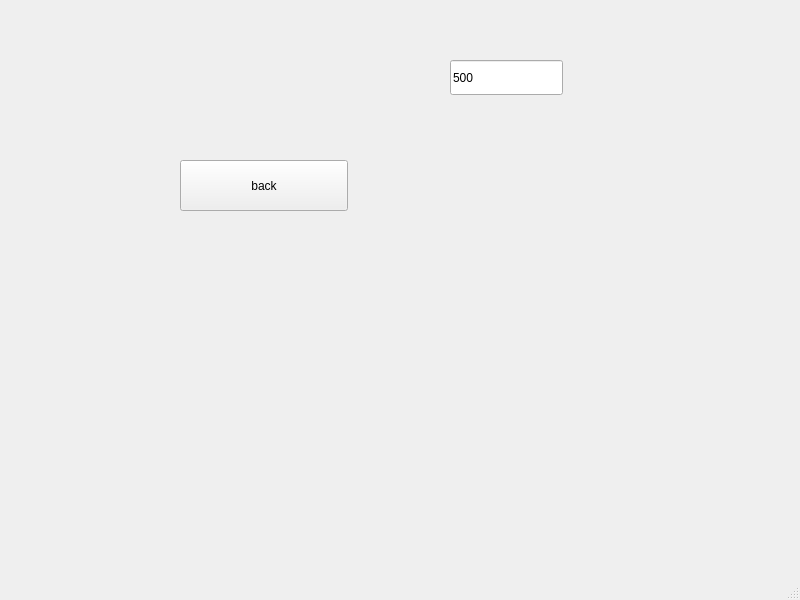
Qt form GUI/SecondWindow.ui (benediktjaist/BA_DEM) before a commit.
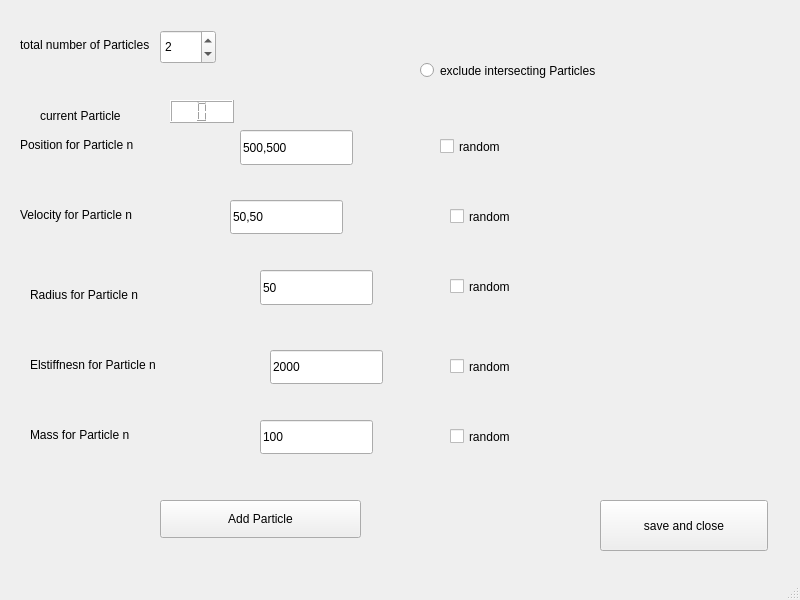
The same form after that commit.

What changed in the file:
```diff
--- a/GUI/SecondWindow.ui
+++ b/GUI/SecondWindow.ui
@@ -17,39 +17,309 @@
    <widget class="QPushButton" name="back">
     <property name="geometry">
      <rect>
-      <x>180</x>
-      <y>160</y>
+      <x>600</x>
+      <y>500</y>
       <width>168</width>
       <height>51</height>
      </rect>
     </property>
     <property name="text">
-     <string>back</string>
+     <string>save and close</string>
     </property>
    </widget>
    <widget class="QLineEdit" name="lineEdit">
     <property name="geometry">
      <rect>
-      <x>450</x>
-      <y>60</y>
+      <x>240</x>
+      <y>130</y>
       <width>113</width>
       <height>35</height>
      </rect>
     </property>
     <property name="text">
-     <string>500</string>
+     <string>500,500</string>
     </property>
    </widget>
-  </widget>
-  <widget class="QMenuBar" name="menubar">
-   <property name="geometry">
-    <rect>
-     <x>0</x>
-     <y>0</y>
-     <width>800</width>
-     <height>43</height>
-    </rect>
-   </property>
+   <widget class="QLineEdit" name="velocity">
+    <property name="geometry">
+     <rect>
+      <x>230</x>
+      <y>200</y>
+      <width>113</width>
+      <height>34</height>
+     </rect>
+    </property>
+    <property name="text">
+     <string>50,50</string>
+    </property>
+   </widget>
+   <widget class="QSpinBox" name="n_Particles">
+    <property name="geometry">
+     <rect>
+      <x>160</x>
+      <y>30</y>
+      <width>56</width>
+      <height>34</height>
+     </rect>
+    </property>
+    <property name="minimum">
+     <number>1</number>
+    </property>
+    <property name="value">
+     <number>2</number>
+    </property>
+   </widget>
+   <widget class="QLabel" name="n_Particles_lab">
+    <property name="geometry">
+     <rect>
+      <x>20</x>
+      <y>30</y>
+      <width>141</width>
+      <height>29</height>
+     </rect>
+    </property>
+    <property name="text">
+     <string>total number of Particles</string>
+    </property>
+   </widget>
+   <widget class="QLabel" name="pos_lab">
+    <property name="geometry">
+     <rect>
+      <x>20</x>
+      <y>130</y>
+      <width>231</width>
+      <height>29</height>
+     </rect>
+    </property>
+    <property name="frameShape">
+     <enum>QFrame::NoFrame</enum>
+    </property>
+    <property name="text">
+     <string>Position for Particle n</string>
+    </property>
+   </widget>
+   <widget class="QLabel" name="vel_lab">
+    <property name="geometry">
+     <rect>
+      <x>20</x>
+      <y>200</y>
+      <width>231</width>
+      <height>29</height>
+     </rect>
+    </property>
+    <property name="text">
+     <string>Velocity for Particle n</string>
+    </property>
+   </widget>
+   <widget class="QLabel" name="rad_lab">
+    <property name="geometry">
+     <rect>
+      <x>30</x>
+      <y>280</y>
+      <width>231</width>
+      <height>29</height>
+     </rect>
+    </property>
+    <property name="text">
+     <string>Radius for Particle n</string>
+    </property>
+   </widget>
+   <widget class="QLineEdit" name="radius">
+    <property name="geometry">
+     <rect>
+      <x>260</x>
+      <y>270</y>
+      <width>113</width>
+      <height>35</height>
+     </rect>
+    </property>
+    <property name="text">
+     <string>50</string>
+    </property>
+   </widget>
+   <widget class="QLabel" name="stiffnes_lab">
+    <property name="geometry">
+     <rect>
+      <x>30</x>
+      <y>350</y>
+      <width>231</width>
+      <height>29</height>
+     </rect>
+    </property>
+    <property name="text">
+     <string>Elstiffnesn for Particle n</string>
+    </property>
+   </widget>
+   <widget class="QLineEdit" name="stiffnes">
+    <property name="geometry">
+     <rect>
+      <x>270</x>
+      <y>350</y>
+      <width>113</width>
+      <height>34</height>
+     </rect>
+    </property>
+    <property name="text">
+     <string>2000</string>
+    </property>
+   </widget>
+   <widget class="QLineEdit" name="mass">
+    <property name="geometry">
+     <rect>
+      <x>260</x>
+      <y>420</y>
+      <width>113</width>
+      <height>34</height>
+     </rect>
+    </property>
+    <property name="text">
+     <string>100</string>
+    </property>
+   </widget>
+   <widget class="QLabel" name="mass_lab">
+    <property name="geometry">
+     <rect>
+      <x>30</x>
+      <y>420</y>
+      <width>231</width>
+      <height>29</height>
+     </rect>
+    </property>
+    <property name="text">
+     <string>Mass for Particle n</string>
+    </property>
+   </widget>
+   <widget class="QCheckBox" name="rand_posi">
+    <property name="geometry">
+     <rect>
+      <x>440</x>
+      <y>130</y>
+      <width>122</width>
+      <height>33</height>
+     </rect>
+    </property>
+    <property name="text">
+     <string>random</string>
+    </property>
+   </widget>
+   <widget class="QCheckBox" name="rand_vel">
+    <property name="geometry">
+     <rect>
+      <x>450</x>
+      <y>200</y>
+      <width>122</width>
+      <height>33</height>
+     </rect>
+    </property>
+    <property name="text">
+     <string>random</string>
+    </property>
+   </widget>
+   <widget class="QCheckBox" name="rand_radius">
+    <property name="geometry">
+     <rect>
+      <x>450</x>
+      <y>270</y>
+      <width>122</width>
+      <height>33</height>
+     </rect>
+    </property>
+    <property name="text">
+     <string>random</string>
+    </property>
+   </widget>
+   <widget class="QCheckBox" name="rand_stiffnes">
+    <property name="geometry">
+     <rect>
+      <x>450</x>
+      <y>350</y>
+      <width>122</width>
+      <height>33</height>
+     </rect>
+    </property>
+    <property name="text">
+     <string>random</string>
+    </property>
+   </widget>
+   <widget class="QCheckBox" name="rand_mass">
+    <property name="geometry">
+     <rect>
+      <x>450</x>
+      <y>420</y>
+      <width>122</width>
+      <height>33</height>
+     </rect>
+    </property>
+    <property name="text">
+     <string>random</string>
+    </property>
+   </widget>
+   <widget class="QRadioButton" name="intersecting_Particles">
+    <property name="geometry">
+     <rect>
+      <x>420</x>
+      <y>30</y>
+      <width>341</width>
+      <height>81</height>
+     </rect>
+    </property>
+    <property name="text">
+     <string>exclude intersecting Particles</string>
+    </property>
+   </widget>
+   <widget class="QPushButton" name="Add_Particle">
+    <property name="geometry">
+     <rect>
+      <x>160</x>
+      <y>500</y>
+      <width>201</width>
+      <height>38</height>
+     </rect>
+    </property>
+    <property name="text">
+     <string>Add Particle</string>
+    </property>
+   </widget>
+   <widget class="QLCDNumber" name="current_Particle">
+    <property name="geometry">
+     <rect>
+      <x>170</x>
+      <y>100</y>
+      <width>64</width>
+      <height>23</height>
+     </rect>
+    </property>
+    <property name="styleSheet">
+     <string notr="true">color: rgb(0, 101, 189);
+background-color: white;
+</string>
+    </property>
+    <property name="frameShape">
+     <enum>QFrame::Box</enum>
+    </property>
+    <property name="frameShadow">
+     <enum>QFrame::Raised</enum>
+    </property>
+    <property name="digitCount">
+     <number>1</number>
+    </property>
+    <property name="intValue" stdset="0">
+     <number>0</number>
+    </property>
+   </widget>
+   <widget class="QLabel" name="current_lab">
+    <property name="geometry">
+     <rect>
+      <x>40</x>
+      <y>105</y>
+      <width>101</width>
+      <height>21</height>
+     </rect>
+    </property>
+    <property name="text">
+     <string>current Particle</string>
+    </property>
+   </widget>
   </widget>
   <widget class="QStatusBar" name="statusbar"/>
  </widget>
```
Left out of the diff: 2 changed lines with no effect on the pictures.
